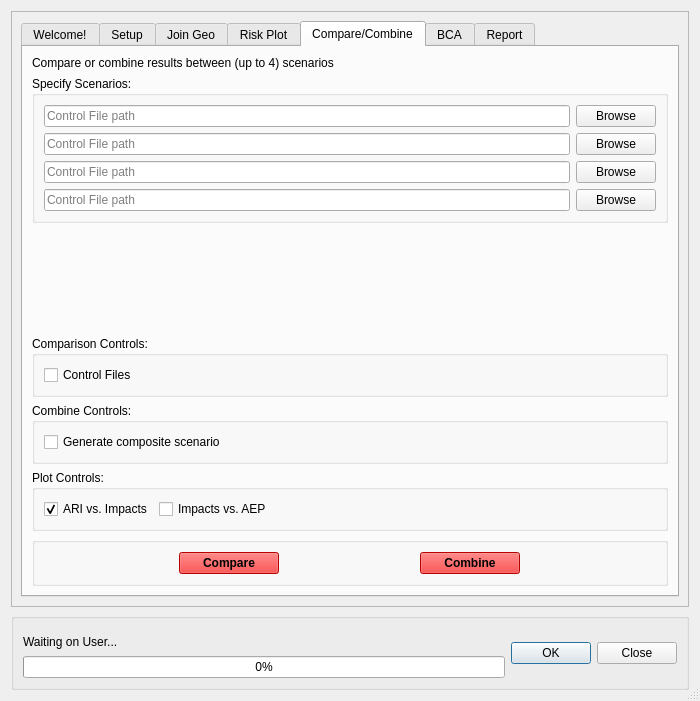
NRCan/CanFlood, file canflood/results/results.ui: the form before one commit.
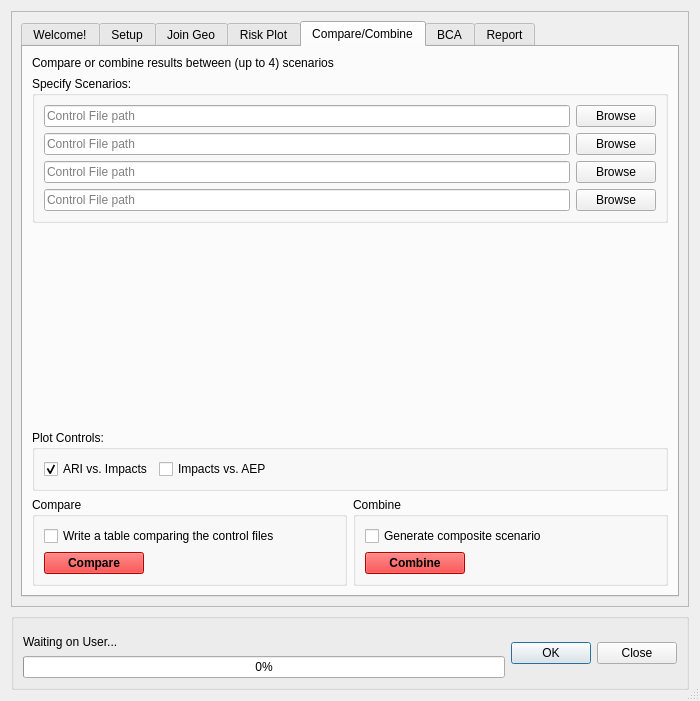
The form after the commit. The open tabs and pages were chosen to show the change. Icons and pictures are not drawn. Custom widgets are drawn as their Qt base class.

Commit message: fix the comparison tool

Patch:
```diff
--- a/canflood/results/results.ui
+++ b/canflood/results/results.ui
@@ -2694,13 +2694,59 @@
             </spacer>
            </item>
            <item>
-            <widget class="QGroupBox" name="groupBox_8">
+            <widget class="QGroupBox" name="groupBox_9">
              <property name="title">
-              <string>Comparison Controls:</string>
+              <string>Plot Controls:</string>
              </property>
-             <layout class="QVBoxLayout" name="verticalLayout_15">
+             <layout class="QVBoxLayout" name="verticalLayout_16">
               <item>
-               <layout class="QHBoxLayout" name="horizontalLayout_6">
+               <layout class="QHBoxLayout" name="horizontalLayout_11">
+                <item>
+                 <widget class="QCheckBox" name="checkBox_C_ari">
+                  <property name="text">
+                   <string>ARI vs. Impacts</string>
+                  </property>
+                  <property name="checked">
+                   <bool>true</bool>
+                  </property>
+                 </widget>
+                </item>
+                <item>
+                 <widget class="QCheckBox" name="checkBox_C_aep">
+                  <property name="text">
+                   <string>Impacts vs. AEP</string>
+                  </property>
+                  <property name="checked">
+                   <bool>false</bool>
+                  </property>
+                 </widget>
+                </item>
+                <item>
+                 <spacer name="horizontalSpacer_5">
+                  <property name="orientation">
+                   <enum>Qt::Horizontal</enum>
+                  </property>
+                  <property name="sizeHint" stdset="0">
+                   <size>
+                    <width>40</width>
+                    <height>20</height>
+                   </size>
+                  </property>
+                 </spacer>
+                </item>
+               </layout>
+              </item>
+             </layout>
+            </widget>
+           </item>
+           <item>
+            <layout class="QHBoxLayout" name="horizontalLayout_19">
+             <item>
+              <widget class="QGroupBox" name="groupBox_C_compare">
+               <property name="title">
+                <string>Compare</string>
+               </property>
+               <layout class="QVBoxLayout" name="verticalLayout_23">
                 <item>
                  <widget class="QCheckBox" name="checkBox_C_cf">
                   <property name="sizePolicy">
@@ -2722,34 +2768,480 @@
                    </size>
                   </property>
                   <property name="text">
-                   <string>Control Files</string>
+                   <string>Write a table comparing the control files</string>
                   </property>
                  </widget>
                 </item>
                 <item>
-                 <spacer name="horizontalSpacer_3">
-                  <property name="orientation">
-                   <enum>Qt::Horizontal</enum>
-                  </property>
-                  <property name="sizeHint" stdset="0">
+                 <widget class="QPushButton" name="pushButton_C_compare">
+                  <property name="maximumSize">
                    <size>
-                    <width>40</width>
-                    <height>20</height>
+                    <width>100</width>
+                    <height>16777215</height>
                    </size>
                   </property>
-                 </spacer>
+                  <property name="palette">
+                   <palette>
+                    <active>
+                     <colorrole role="WindowText">
+                      <brush brushstyle="SolidPattern">
+                       <color alpha="255">
+                        <red>0</red>
+                        <green>0</green>
+                        <blue>0</blue>
+                       </color>
+                      </brush>
+                     </colorrole>
+                     <colorrole role="Button">
+                      <brush brushstyle="SolidPattern">
+                       <color alpha="255">
+                        <red>255</red>
+                        <green>0</green>
+                        <blue>0</blue>
+                       </color>
+                      </brush>
+                     </colorrole>
+                     <colorrole role="Light">
+                      <brush brushstyle="SolidPattern">
+                       <color alpha="255">
+                        <red>255</red>
+                        <green>127</green>
+                        <blue>127</blue>
+                       </color>
+                      </brush>
+                     </colorrole>
+                     <colorrole role="Midlight">
+                      <brush brushstyle="SolidPattern">
+                       <color alpha="255">
+                        <red>255</red>
+                        <green>63</green>
+                        <blue>63</blue>
+                       </color>
+                      </brush>
+                     </colorrole>
+                     <colorrole role="Dark">
+                      <brush brushstyle="SolidPattern">
+                       <color alpha="255">
+                        <red>127</red>
+                        <green>0</green>
+                        <blue>0</blue>
+                       </color>
+                      </brush>
+                     </colorrole>
+                     <colorrole role="Mid">
+                      <brush brushstyle="SolidPattern">
+                       <color alpha="255">
+                        <red>170</red>
+                        <green>0</green>
+                        <blue>0</blue>
+                       </color>
+                      </brush>
+                     </colorrole>
+                     <colorrole role="Text">
+                      <brush brushstyle="SolidPattern">
+                       <color alpha="255">
+                        <red>0</red>
+                        <green>0</green>
+                        <blue>0</blue>
+                       </color>
+                      </brush>
+                     </colorrole>
+                     <colorrole role="BrightText">
+                      <brush brushstyle="SolidPattern">
+                       <color alpha="255">
+                        <red>255</red>
+                        <green>255</green>
+                        <blue>255</blue>
+                       </color>
+                      </brush>
+                     </colorrole>
+                     <colorrole role="ButtonText">
+                      <brush brushstyle="SolidPattern">
+                       <color alpha="255">
+                        <red>0</red>
+                        <green>0</green>
+                        <blue>0</blue>
+                       </color>
+                      </brush>
+                     </colorrole>
+                     <colorrole role="Base">
+                      <brush brushstyle="SolidPattern">
+                       <color alpha="255">
+                        <red>255</red>
+                        <green>255</green>
+                        <blue>255</blue>
+                       </color>
+                      </brush>
+                     </colorrole>
+                     <colorrole role="Window">
+                      <brush brushstyle="SolidPattern">
+                       <color alpha="255">
+                        <red>255</red>
+                        <green>0</green>
+                        <blue>0</blue>
+                       </color>
+                      </brush>
+                     </colorrole>
+                     <colorrole role="Shadow">
+                      <brush brushstyle="SolidPattern">
+                       <color alpha="255">
+                        <red>0</red>
+                        <green>0</green>
+                        <blue>0</blue>
+                       </color>
+                      </brush>
+                     </colorrole>
+                     <colorrole role="AlternateBase">
+                      <brush brushstyle="SolidPattern">
+                       <color alpha="255">
+                        <red>255</red>
+                        <green>127</green>
+                        <blue>127</blue>
+                       </color>
+                      </brush>
+                     </colorrole>
+                     <colorrole role="ToolTipBase">
+                      <brush brushstyle="SolidPattern">
+                       <color alpha="255">
+                        <red>255</red>
+                        <green>255</green>
+                        <blue>220</blue>
+                       </color>
+                      </brush>
+                     </colorrole>
+                     <colorrole role="ToolTipText">
+                      <brush brushstyle="SolidPattern">
+                       <color alpha="255">
+                        <red>0</red>
+                        <green>0</green>
+                        <blue>0</blue>
+                       </color>
+                      </brush>
+                     </colorrole>
+                     <colorrole role="PlaceholderText">
+                      <brush brushstyle="NoBrush">
+                       <color alpha="128">
+                        <red>0</red>
+                        <green>0</green>
+                        <blue>0</blue>
+                       </color>
+                      </brush>
+                     </colorrole>
+                    </active>
+                    <inactive>
+                     <colorrole role="WindowText">
+                      <brush brushstyle="SolidPattern">
+                       <color alpha="255">
+                        <red>0</red>
+                        <green>0</green>
+                        <blue>0</blue>
+                       </color>
+                      </brush>
+                     </colorrole>
+                     <colorrole role="Button">
+                      <brush brushstyle="SolidPattern">
+                       <color alpha="255">
+                        <red>255</red>
+                        <green>0</green>
+                        <blue>0</blue>
+                       </color>
+                      </brush>
+                     </colorrole>
+                     <colorrole role="Light">
+                      <brush brushstyle="SolidPattern">
+                       <color alpha="255">
+                        <red>255</red>
+                        <green>127</green>
+                        <blue>127</blue>
+                       </color>
+                      </brush>
+                     </colorrole>
+                     <colorrole role="Midlight">
+                      <brush brushstyle="SolidPattern">
+                       <color alpha="255">
+                        <red>255</red>
+                        <green>63</green>
+                        <blue>63</blue>
+                       </color>
+                      </brush>
+                     </colorrole>
+                     <colorrole role="Dark">
+                      <brush brushstyle="SolidPattern">
+                       <color alpha="255">
+                        <red>127</red>
+                        <green>0</green>
+                        <blue>0</blue>
+                       </color>
+                      </brush>
+                     </colorrole>
+                     <colorrole role="Mid">
+                      <brush brushstyle="SolidPattern">
+                       <color alpha="255">
+                        <red>170</red>
+                        <green>0</green>
+                        <blue>0</blue>
+                       </color>
+                      </brush>
+                     </colorrole>
+                     <colorrole role="Text">
+                      <brush brushstyle="SolidPattern">
+                       <color alpha="255">
+                        <red>0</red>
+                        <green>0</green>
+                        <blue>0</blue>
+                       </color>
+                      </brush>
+                     </colorrole>
+                     <colorrole role="BrightText">
+                      <brush brushstyle="SolidPattern">
+                       <color alpha="255">
+                        <red>255</red>
+                        <green>255</green>
+                        <blue>255</blue>
+                       </color>
+                      </brush>
+                     </colorrole>
+                     <colorrole role="ButtonText">
+                      <brush brushstyle="SolidPattern">
+                       <color alpha="255">
+                        <red>0</red>
+                        <green>0</green>
+                        <blue>0</blue>
+                       </color>
+                      </brush>
+                     </colorrole>
+                     <colorrole role="Base">
+                      <brush brushstyle="SolidPattern">
+                       <color alpha="255">
+                        <red>255</red>
+                        <green>255</green>
+                        <blue>255</blue>
+                       </color>
+                      </brush>
+                     </colorrole>
+                     <colorrole role="Window">
+                      <brush brushstyle="SolidPattern">
+                       <color alpha="255">
+                        <red>255</red>
+                        <green>0</green>
+                        <blue>0</blue>
+                       </color>
+                      </brush>
+                     </colorrole>
+                     <colorrole role="Shadow">
+                      <brush brushstyle="SolidPattern">
+                       <color alpha="255">
+                        <red>0</red>
+                        <green>0</green>
+                        <blue>0</blue>
+                       </color>
+                      </brush>
+                     </colorrole>
+                     <colorrole role="AlternateBase">
+                      <brush brushstyle="SolidPattern">
+                       <color alpha="255">
+                        <red>255</red>
+                        <green>127</green>
+                        <blue>127</blue>
+                       </color>
+                      </brush>
+                     </colorrole>
+                     <colorrole role="ToolTipBase">
+                      <brush brushstyle="SolidPattern">
+                       <color alpha="255">
+                        <red>255</red>
+                        <green>255</green>
+                        <blue>220</blue>
+                       </color>
+                      </brush>
+                     </colorrole>
+                     <colorrole role="ToolTipText">
+                      <brush brushstyle="SolidPattern">
+                       <color alpha="255">
+                        <red>0</red>
+                        <green>0</green>
+                        <blue>0</blue>
+                       </color>
+                      </brush>
+                     </colorrole>
+                     <colorrole role="PlaceholderText">
+                      <brush brushstyle="NoBrush">
+                       <color alpha="128">
+                        <red>0</red>
+                        <green>0</green>
+                        <blue>0</blue>
+                       </color>
+                      </brush>
+                     </colorrole>
+                    </inactive>
+                    <disabled>
+                     <colorrole role="WindowText">
+                      <brush brushstyle="SolidPattern">
+                       <color alpha="255">
+                        <red>127</red>
+                        <green>0</green>
+                        <blue>0</blue>
+                       </color>
+                      </brush>
+                     </colorrole>
+                     <colorrole role="Button">
+                      <brush brushstyle="SolidPattern">
+                       <color alpha="255">
+                        <red>255</red>
+                        <green>0</green>
+                        <blue>0</blue>
+                       </color>
+                      </brush>
+                     </colorrole>
+                     <colorrole role="Light">
+                      <brush brushstyle="SolidPattern">
+                       <color alpha="255">
+                        <red>255</red>
+                        <green>127</green>
+                        <blue>127</blue>
+                       </color>
+                      </brush>
+                     </colorrole>
+                     <colorrole role="Midlight">
+                      <brush brushstyle="SolidPattern">
+                       <color alpha="255">
+                        <red>255</red>
+                        <green>63</green>
+                        <blue>63</blue>
+                       </color>
+                      </brush>
+                     </colorrole>
+                     <colorrole role="Dark">
+                      <brush brushstyle="SolidPattern">
+                       <color alpha="255">
+                        <red>127</red>
+                        <green>0</green>
+                        <blue>0</blue>
+                       </color>
+                      </brush>
+                     </colorrole>
+                     <colorrole role="Mid">
+                      <brush brushstyle="SolidPattern">
+                       <color alpha="255">
+                        <red>170</red>
+                        <green>0</green>
+                        <blue>0</blue>
+                       </color>
+                      </brush>
+                     </colorrole>
+                     <colorrole role="Text">
+                      <brush brushstyle="SolidPattern">
+                       <color alpha="255">
+                        <red>127</red>
+                        <green>0</green>
+                        <blue>0</blue>
+                       </color>
+                      </brush>
+                     </colorrole>
+                     <colorrole role="BrightText">
+                      <brush brushstyle="SolidPattern">
+                       <color alpha="255">
+                        <red>255</red>
+                        <green>255</green>
+                        <blue>255</blue>
+                       </color>
+                      </brush>
+                     </colorrole>
+                     <colorrole role="ButtonText">
+                      <brush brushstyle="SolidPattern">
+                       <color alpha="255">
+                        <red>127</red>
+                        <green>0</green>
+                        <blue>0</blue>
+                       </color>
+                      </brush>
+                     </colorrole>
+                     <colorrole role="Base">
+                      <brush brushstyle="SolidPattern">
+                       <color alpha="255">
+                        <red>255</red>
+                        <green>0</green>
+                        <blue>0</blue>
+                       </color>
+                      </brush>
+                     </colorrole>
+                     <colorrole role="Window">
+                      <brush brushstyle="SolidPattern">
+                       <color alpha="255">
+                        <red>255</red>
+                        <green>0</green>
+                        <blue>0</blue>
+                       </color>
+                      </brush>
+                     </colorrole>
+                     <colorrole role="Shadow">
+                      <brush brushstyle="SolidPattern">
+                       <color alpha="255">
+                        <red>0</red>
+                        <green>0</green>
+                        <blue>0</blue>
+                       </color>
+                      </brush>
+                     </colorrole>
+                     <colorrole role="AlternateBase">
+                      <brush brushstyle="SolidPattern">
+                       <color alpha="255">
+                        <red>255</red>
+                        <green>0</green>
+                        <blue>0</blue>
+                       </color>
+                      </brush>
+                     </colorrole>
+                     <colorrole role="ToolTipBase">
+                      <brush brushstyle="SolidPattern">
+                       <color alpha="255">
+                        <red>255</red>
+                        <green>255</green>
+                        <blue>220</blue>
+                       </color>
+                      </brush>
+                     </colorrole>
+                     <colorrole role="ToolTipText">
+                      <brush brushstyle="SolidPattern">
+                       <color alpha="255">
+                        <red>0</red>
+                        <green>0</green>
+                        <blue>0</blue>
+                       </color>
+                      </brush>
+                     </colorrole>
+                     <colorrole role="PlaceholderText">
+                      <brush brushstyle="NoBrush">
+                       <color alpha="128">
+                        <red>0</red>
+                        <green>0</green>
+                        <blue>0</blue>
+                       </color>
+                      </brush>
+                     </colorrole>
+                    </disabled>
+                   </palette>
+                  </property>
+                  <property name="font">
+                   <font>
+                    <weight>75</weight>
+                    <bold>true</bold>
+                   </font>
+                  </property>
+                  <property name="text">
+                   <string>Compare</string>
+                  </property>
+                 </widget>
                 </item>
                </layout>
-              </item>
-             </layout>
-            </widget>
-           </item>
-           <item>
-            <widget class="QGroupBox" name="groupBox_10">
+              </widget>
+             </item>
+             <item alignment="Qt::AlignVCenter">
+              <widget class="QGroupBox" name="groupBox_17">
              <property name="title">
-              <string>Combine Controls:</string>
-             </property>
-             <layout class="QVBoxLayout" name="verticalLayout_18">
+                <string>Combine</string>
+               </property>
+               <layout class="QVBoxLayout" name="verticalLayout_15">
               <item>
                <widget class="QCheckBox" name="checkBox_C_composite">
                 <property name="toolTip">
@@ -2760,522 +3252,6 @@
                 </property>
                </widget>
               </item>
-             </layout>
-            </widget>
-           </item>
-           <item>
-            <widget class="QGroupBox" name="groupBox_9">
-             <property name="title">
-              <string>Plot Controls:</string>
-             </property>
-             <layout class="QVBoxLayout" name="verticalLayout_16">
-              <item>
-               <layout class="QHBoxLayout" name="horizontalLayout_11">
-                <item>
-                 <widget class="QCheckBox" name="checkBox_C_ari">
-                  <property name="text">
-                   <string>ARI vs. Impacts</string>
-                  </property>
-                  <property name="checked">
-                   <bool>true</bool>
-                  </property>
-                 </widget>
-                </item>
-                <item>
-                 <widget class="QCheckBox" name="checkBox_C_aep">
-                  <property name="text">
-                   <string>Impacts vs. AEP</string>
-                  </property>
-                  <property name="checked">
-                   <bool>false</bool>
-                  </property>
-                 </widget>
-                </item>
-                <item>
-                 <spacer name="horizontalSpacer_5">
-                  <property name="orientation">
-                   <enum>Qt::Horizontal</enum>
-                  </property>
-                  <property name="sizeHint" stdset="0">
-                   <size>
-                    <width>40</width>
-                    <height>20</height>
-                   </size>
-                  </property>
-                 </spacer>
-                </item>
-               </layout>
-              </item>
-             </layout>
-            </widget>
-           </item>
-           <item>
-            <widget class="QGroupBox" name="CompareButton">
-             <property name="title">
-              <string/>
-             </property>
-             <layout class="QHBoxLayout" name="horizontalLayout_4">
-              <item>
-               <widget class="QPushButton" name="pushButton_C_compare">
-                <property name="maximumSize">
-                 <size>
-                  <width>100</width>
-                  <height>16777215</height>
-                 </size>
-                </property>
-                <property name="palette">
-                 <palette>
-                  <active>
-                   <colorrole role="WindowText">
-                    <brush brushstyle="SolidPattern">
-                     <color alpha="255">
-                      <red>0</red>
-                      <green>0</green>
-                      <blue>0</blue>
-                     </color>
-                    </brush>
-                   </colorrole>
-                   <colorrole role="Button">
-                    <brush brushstyle="SolidPattern">
-                     <color alpha="255">
-                      <red>255</red>
-                      <green>0</green>
-                      <blue>0</blue>
-                     </color>
-                    </brush>
-                   </colorrole>
-                   <colorrole role="Light">
-                    <brush brushstyle="SolidPattern">
-                     <color alpha="255">
-                      <red>255</red>
-                      <green>127</green>
-                      <blue>127</blue>
-                     </color>
-                    </brush>
-                   </colorrole>
-                   <colorrole role="Midlight">
-                    <brush brushstyle="SolidPattern">
-                     <color alpha="255">
-                      <red>255</red>
-                      <green>63</green>
-                      <blue>63</blue>
-                     </color>
-                    </brush>
-                   </colorrole>
-                   <colorrole role="Dark">
-                    <brush brushstyle="SolidPattern">
-                     <color alpha="255">
-                      <red>127</red>
-                      <green>0</green>
-                      <blue>0</blue>
-                     </color>
-                    </brush>
-                   </colorrole>
-                   <colorrole role="Mid">
-                    <brush brushstyle="SolidPattern">
-                     <color alpha="255">
-                      <red>170</red>
-                      <green>0</green>
-                      <blue>0</blue>
-                     </color>
-                    </brush>
-                   </colorrole>
-                   <colorrole role="Text">
-                    <brush brushstyle="SolidPattern">
-                     <color alpha="255">
-                      <red>0</red>
-                      <green>0</green>
-                      <blue>0</blue>
-                     </color>
-                    </brush>
-                   </colorrole>
-                   <colorrole role="BrightText">
-                    <brush brushstyle="SolidPattern">
-                     <color alpha="255">
-                      <red>255</red>
-                      <green>255</green>
-                      <blue>255</blue>
-                     </color>
-                    </brush>
-                   </colorrole>
-                   <colorrole role="ButtonText">
-                    <brush brushstyle="SolidPattern">
-                     <color alpha="255">
-                      <red>0</red>
-                      <green>0</green>
-                      <blue>0</blue>
-                     </color>
-                    </brush>
-                   </colorrole>
-                   <colorrole role="Base">
-                    <brush brushstyle="SolidPattern">
-                     <color alpha="255">
-                      <red>255</red>
-                      <green>255</green>
-                      <blue>255</blue>
-                     </color>
-                    </brush>
-                   </colorrole>
-                   <colorrole role="Window">
-                    <brush brushstyle="SolidPattern">
-                     <color alpha="255">
-                      <red>255</red>
-                      <green>0</green>
-                      <blue>0</blue>
-                     </color>
-                    </brush>
-                   </colorrole>
-                   <colorrole role="Shadow">
-                    <brush brushstyle="SolidPattern">
-                     <color alpha="255">
-                      <red>0</red>
-                      <green>0</green>
-                      <blue>0</blue>
-                     </color>
-                    </brush>
-                   </colorrole>
-                   <colorrole role="AlternateBase">
-                    <brush brushstyle="SolidPattern">
-                     <color alpha="255">
-                      <red>255</red>
-                      <green>127</green>
-                      <blue>127</blue>
-                     </color>
-                    </brush>
-                   </colorrole>
-                   <colorrole role="ToolTipBase">
-                    <brush brushstyle="SolidPattern">
-                     <color alpha="255">
-                      <red>255</red>
-                      <green>255</green>
-                      <blue>220</blue>
-                     </color>
-                    </brush>
-                   </colorrole>
-                   <colorrole role="ToolTipText">
-                    <brush brushstyle="SolidPattern">
-                     <color alpha="255">
-                      <red>0</red>
-                      <green>0</green>
-                      <blue>0</blue>
-                     </color>
-                    </brush>
-                   </colorrole>
-                   <colorrole role="PlaceholderText">
-                    <brush brushstyle="NoBrush">
-                     <color alpha="128">
-                      <red>0</red>
-                      <green>0</green>
-                      <blue>0</blue>
-                     </color>
-                    </brush>
-                   </colorrole>
-                  </active>
-                  <inactive>
-                   <colorrole role="WindowText">
-                    <brush brushstyle="SolidPattern">
-                     <color alpha="255">
-                      <red>0</red>
-                      <green>0</green>
-                      <blue>0</blue>
-                     </color>
-                    </brush>
-                   </colorrole>
-                   <colorrole role="Button">
-                    <brush brushstyle="SolidPattern">
-                     <color alpha="255">
-                      <red>255</red>
-                      <green>0</green>
-                      <blue>0</blue>
-                     </color>
-                    </brush>
-                   </colorrole>
-                   <colorrole role="Light">
-                    <brush brushstyle="SolidPattern">
-                     <color alpha="255">
-                      <red>255</red>
-                      <green>127</green>
-                      <blue>127</blue>
-                     </color>
-                    </brush>
-                   </colorrole>
-                   <colorrole role="Midlight">
-                    <brush brushstyle="SolidPattern">
-                     <color alpha="255">
-                      <red>255</red>
-                      <green>63</green>
-                      <blue>63</blue>
-                     </color>
-                    </brush>
-                   </colorrole>
-                   <colorrole role="Dark">
-                    <brush brushstyle="SolidPattern">
-                     <color alpha="255">
-                      <red>127</red>
-                      <green>0</green>
-                      <blue>0</blue>
-                     </color>
-                    </brush>
-                   </colorrole>
-                   <colorrole role="Mid">
-                    <brush brushstyle="SolidPattern">
-                     <color alpha="255">
-                      <red>170</red>
-                      <green>0</green>
-                      <blue>0</blue>
-                     </color>
-                    </brush>
-                   </colorrole>
-                   <colorrole role="Text">
-                    <brush brushstyle="SolidPattern">
-                     <color alpha="255">
-                      <red>0</red>
-                      <green>0</green>
-                      <blue>0</blue>
-                     </color>
-                    </brush>
-                   </colorrole>
-                   <colorrole role="BrightText">
-                    <brush brushstyle="SolidPattern">
-                     <color alpha="255">
-                      <red>255</red>
-                      <green>255</green>
-                      <blue>255</blue>
-                     </color>
-                    </brush>
-                   </colorrole>
-                   <colorrole role="ButtonText">
-                    <brush brushstyle="SolidPattern">
-                     <color alpha="255">
-                      <red>0</red>
-                      <green>0</green>
-                      <blue>0</blue>
-                     </color>
-                    </brush>
-                   </colorrole>
-                   <colorrole role="Base">
-                    <brush brushstyle="SolidPattern">
-                     <color alpha="255">
-                      <red>255</red>
-                      <green>255</green>
-                      <blue>255</blue>
-                     </color>
-                    </brush>
-                   </colorrole>
-                   <colorrole role="Window">
-                    <brush brushstyle="SolidPattern">
-                     <color alpha="255">
-                      <red>255</red>
-                      <green>0</green>
-                      <blue>0</blue>
-                     </color>
-                    </brush>
-                   </colorrole>
-                   <colorrole role="Shadow">
-                    <brush brushstyle="SolidPattern">
-                     <color alpha="255">
-                      <red>0</red>
-                      <green>0</green>
-                      <blue>0</blue>
-                     </color>
-                    </brush>
-                   </colorrole>
-                   <colorrole role="AlternateBase">
-                    <brush brushstyle="SolidPattern">
-                     <color alpha="255">
-                      <red>255</red>
-                      <green>127</green>
-                      <blue>127</blue>
-                     </color>
-                    </brush>
-                   </colorrole>
-                   <colorrole role="ToolTipBase">
-                    <brush brushstyle="SolidPattern">
-                     <color alpha="255">
-                      <red>255</red>
-                      <green>255</green>
-                      <blue>220</blue>
-                     </color>
-                    </brush>
-                   </colorrole>
-                   <colorrole role="ToolTipText">
-                    <brush brushstyle="SolidPattern">
-                     <color alpha="255">
-                      <red>0</red>
-                      <green>0</green>
-                      <blue>0</blue>
-                     </color>
-                    </brush>
-                   </colorrole>
-                   <colorrole role="PlaceholderText">
-                    <brush brushstyle="NoBrush">
-                     <color alpha="128">
-                      <red>0</red>
-                      <green>0</green>
-                      <blue>0</blue>
-                     </color>
-                    </brush>
-                   </colorrole>
-                  </inactive>
-                  <disabled>
-                   <colorrole role="WindowText">
-                    <brush brushstyle="SolidPattern">
-                     <color alpha="255">
-                      <red>127</red>
-                      <green>0</green>
-                      <blue>0</blue>
-                     </color>
-                    </brush>
-                   </colorrole>
-                   <colorrole role="Button">
-                    <brush brushstyle="SolidPattern">
-                     <color alpha="255">
-                      <red>255</red>
-                      <green>0</green>
-                      <blue>0</blue>
-                     </color>
-                    </brush>
-                   </colorrole>
-                   <colorrole role="Light">
-                    <brush brushstyle="SolidPattern">
-                     <color alpha="255">
-                      <red>255</red>
-                      <green>127</green>
-                      <blue>127</blue>
-                     </color>
-                    </brush>
-                   </colorrole>
-                   <colorrole role="Midlight">
-                    <brush brushstyle="SolidPattern">
-                     <color alpha="255">
-                      <red>255</red>
-                      <green>63</green>
-                      <blue>63</blue>
-                     </color>
-                    </brush>
-                   </colorrole>
-                   <colorrole role="Dark">
-                    <brush brushstyle="SolidPattern">
-                     <color alpha="255">
-                      <red>127</red>
-                      <green>0</green>
-                      <blue>0</blue>
-                     </color>
-                    </brush>
-                   </colorrole>
-                   <colorrole role="Mid">
-                    <brush brushstyle="SolidPattern">
-                     <color alpha="255">
-                      <red>170</red>
-                      <green>0</green>
-                      <blue>0</blue>
-                     </color>
-                    </brush>
-                   </colorrole>
-                   <colorrole role="Text">
-                    <brush brushstyle="SolidPattern">
-                     <color alpha="255">
-                      <red>127</red>
-                      <green>0</green>
-                      <blue>0</blue>
-                     </color>
-                    </brush>
-                   </colorrole>
-                   <colorrole role="BrightText">
-                    <brush brushstyle="SolidPattern">
-                     <color alpha="255">
-                      <red>255</red>
-                      <green>255</green>
-                      <blue>255</blue>
-                     </color>
-                    </brush>
-                   </colorrole>
-                   <colorrole role="ButtonText">
-                    <brush brushstyle="SolidPattern">
-                     <color alpha="255">
-                      <red>127</red>
-                      <green>0</green>
-                      <blue>0</blue>
-                     </color>
-                    </brush>
-                   </colorrole>
-                   <colorrole role="Base">
-                    <brush brushstyle="SolidPattern">
-                     <color alpha="255">
-                      <red>255</red>
-                      <green>0</green>
-                      <blue>0</blue>
-                     </color>
-                    </brush>
-                   </colorrole>
-                   <colorrole role="Window">
-                    <brush brushstyle="SolidPattern">
-                     <color alpha="255">
-                      <red>255</red>
-                      <green>0</green>
-                      <blue>0</blue>
-                     </color>
-                    </brush>
-                   </colorrole>
-                   <colorrole role="Shadow">
-                    <brush brushstyle="SolidPattern">
-                     <color alpha="255">
-                      <red>0</red>
-                      <green>0</green>
-                      <blue>0</blue>
-                     </color>
-                    </brush>
-                   </colorrole>
-                   <colorrole role="AlternateBase">
-                    <brush brushstyle="SolidPattern">
-                     <color alpha="255">
-                      <red>255</red>
-                      <green>0</green>
-                      <blue>0</blue>
-                     </color>
-                    </brush>
-                   </colorrole>
-                   <colorrole role="ToolTipBase">
-                    <brush brushstyle="SolidPattern">
-                     <color alpha="255">
-                      <red>255</red>
-                      <green>255</green>
-                      <blue>220</blue>
-                     </color>
-                    </brush>
-                   </colorrole>
-                   <colorrole role="ToolTipText">
-                    <brush brushstyle="SolidPattern">
-                     <color alpha="255">
-                      <red>0</red>
-                      <green>0</green>
-                      <blue>0</blue>
-                     </color>
-                    </brush>
-                   </colorrole>
-                   <colorrole role="PlaceholderText">
-                    <brush brushstyle="NoBrush">
-                     <color alpha="128">
-                      <red>0</red>
-                      <green>0</green>
-                      <blue>0</blue>
-                     </color>
-                    </brush>
-                   </colorrole>
-                  </disabled>
-                 </palette>
-                </property>
-                <property name="font">
-                 <font>
-                  <weight>75</weight>
-                  <bold>true</bold>
-                 </font>
-                </property>
-                <property name="text">
-                 <string>Compare</string>
-                </property>
-               </widget>
-              </item>
               <item>
                <widget class="QPushButton" name="pushButton_C_combine">
                 <property name="maximumSize">
@@ -3739,6 +3715,8 @@
               </item>
              </layout>
             </widget>
+             </item>
+            </layout>
            </item>
           </layout>
          </widget>
```
Lines whose indentation alone changed are shown as unchanged. The commit also changes 3 other files.
